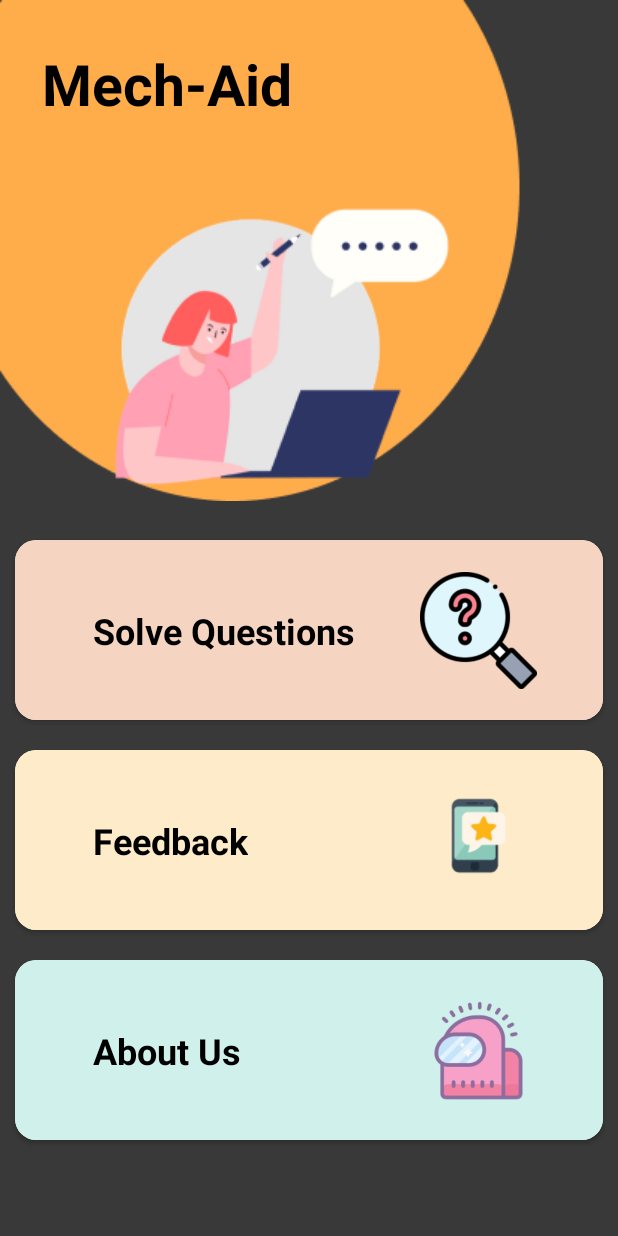
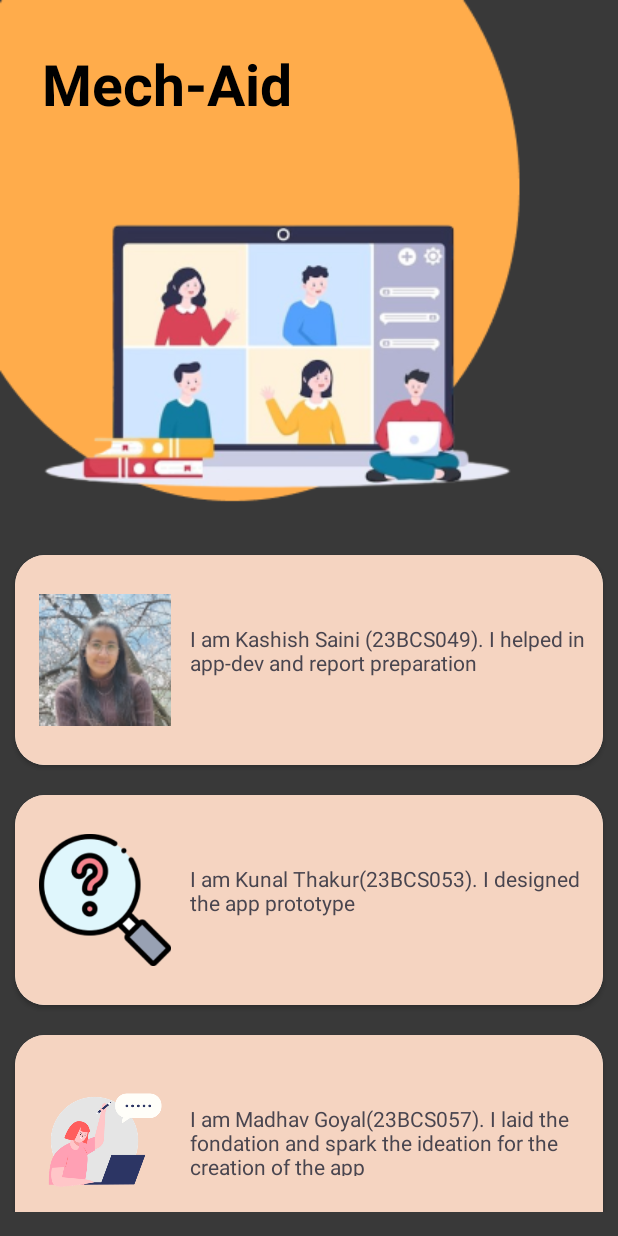
Before and after one commit to Dhai2910/MechAid, an Android app: the screen it shows after launch (MainActivity before the commit, About_Us_Activity after it), after a tap on "About Us", on a phone screen of 412 x 824 dp. Run offline under Robolectric (Android 15) with nearby library versions, the phone set to English and light mode, and no system bars.

Commit message:
Intial Commit

```diff
--- a/app/src/main/AndroidManifest.xml
+++ b/app/src/main/AndroidManifest.xml
@@ -12,6 +12,9 @@
         android:supportsRtl="true"
         android:theme="@style/Theme.MechanicalProject"
         tools:targetApi="31">
+        <activity
+            android:name=".About_Us_Activity"
+            android:exported="false" />
         <activity
             android:name=".Results"
             android:exported="false" />
--- /dev/null
+++ b/app/src/main/java/com/example/mechanicalproject/AboutAdapter.java
@@ -0,0 +1,56 @@
+package com.example.mechanicalproject;
+
+import android.view.LayoutInflater;
+import android.view.View;
+import android.view.ViewGroup;
+import android.widget.ImageView;
+import android.widget.TextView;
+
+import androidx.annotation.NonNull;
+import androidx.recyclerview.widget.RecyclerView;
+
+import java.util.List;
+
+public class AboutAdapter extends RecyclerView.Adapter<AboutAdapter.ViewHolder>{
+
+    private List<About_Us> aboutUsList;
+
+    public AboutAdapter(List<About_Us> aboutUsList) {
+        this.aboutUsList = aboutUsList;
+    }
+
+    @NonNull
+    @Override
+    public ViewHolder onCreateViewHolder(@NonNull ViewGroup parent, int viewType) {
+        View itemView = LayoutInflater.from(parent.getContext())
+                .inflate(R.layout.aboutus,parent,false);
+
+        return new ViewHolder(itemView);
+    }
+
+    @Override
+    public void onBindViewHolder(@NonNull ViewHolder holder, int position) {
+        About_Us aboutUs = aboutUsList.get(position);
+        holder.About.setText(aboutUs.About);
+        holder.image.setImageResource(aboutUs.image);
+    }
+
+    @Override
+    public int getItemCount() {
+        return aboutUsList.size();
+    }
+
+    public static class ViewHolder extends RecyclerView.ViewHolder{
+
+        TextView About;
+        ImageView image;
+        public ViewHolder(@NonNull View itemView) {
+            super(itemView);
+            About = itemView.findViewById(R.id.about);
+            image = itemView.findViewById(R.id.photo);
+        }
+
+
+    }
+
+}
--- /dev/null
+++ b/app/src/main/java/com/example/mechanicalproject/About_Us.java
@@ -0,0 +1,28 @@
+package com.example.mechanicalproject;
+
+public class About_Us {
+
+    String About;
+    int image;
+
+    public About_Us(String about, int image) {
+        About = about;
+        this.image = image;
+    }
+
+    public String getAbout() {
+        return About;
+    }
+
+    public void setAbout(String about) {
+        About = about;
+    }
+
+    public int getImage() {
+        return image;
+    }
+
+    public void setImage(int image) {
+        this.image = image;
+    }
+}
--- /dev/null
+++ b/app/src/main/java/com/example/mechanicalproject/About_Us_Activity.java
@@ -0,0 +1,55 @@
+package com.example.mechanicalproject;
+
+import android.os.Bundle;
+
+import androidx.activity.EdgeToEdge;
+import androidx.appcompat.app.AppCompatActivity;
+import androidx.core.graphics.Insets;
+import androidx.core.view.ViewCompat;
+import androidx.core.view.WindowInsetsCompat;
+import androidx.recyclerview.widget.LinearLayoutManager;
+import androidx.recyclerview.widget.RecyclerView;
+
+import java.util.ArrayList;
+import java.util.List;
+
+public class About_Us_Activity extends AppCompatActivity {
+
+    RecyclerView recyclerView;
+
+    List<About_Us> aboutUsList;
+
+    AboutAdapter aboutAdapter;
+
+    @Override
+    protected void onCreate(Bundle savedInstanceState) {
+        super.onCreate(savedInstanceState);
+        EdgeToEdge.enable(this);
+        setContentView(R.layout.activity_about_us);
+        ViewCompat.setOnApplyWindowInsetsListener(findViewById(R.id.main), (v, insets) -> {
+            Insets systemBars = insets.getInsets(WindowInsetsCompat.Type.systemBars());
+            v.setPadding(systemBars.left, systemBars.top, systemBars.right, systemBars.bottom);
+            return insets;
+        });
+
+        recyclerView = findViewById(R.id.recyclerView2);
+        LinearLayoutManager layoutManager = new LinearLayoutManager(this);
+        recyclerView.setLayoutManager(layoutManager);
+
+        aboutUsList = new ArrayList<>();
+
+        About_Us a1 = new About_Us("I am Kashish Saini (23BCS049). I helped in app-dev and report preparation",R.drawable.kashish);
+        About_Us a2 = new About_Us("I am Kunal Thakur(23BCS053). I designed the app prototype", R.drawable.img_2);
+        About_Us a3 = new About_Us("I am Madhav Goyal(23BCS057). I laid the fondation and spark the ideation for the creation of the app", R.drawable.img);
+
+        aboutUsList.add(a1);
+        aboutUsList.add(a2);
+        aboutUsList.add(a3);
+
+        aboutAdapter = new AboutAdapter(aboutUsList);
+
+        recyclerView.setAdapter(aboutAdapter);
+
+
+    }
+}
--- a/app/src/main/java/com/example/mechanicalproject/MainActivity.java
+++ b/app/src/main/java/com/example/mechanicalproject/MainActivity.java
@@ -71,6 +71,11 @@ public class MainActivity extends AppCompatActivity implements ItemClickListener
             Intent i = new Intent(Intent.ACTION_VIEW, feedback);
             startActivity(i);
         }
+
+        if(pos == 2){
+            Intent i = new Intent(this, About_Us_Activity.class);
+            startActivity(i);
+        }
     }
 
 }
--- a/app/src/main/java/com/example/mechanicalproject/Results.java
+++ b/app/src/main/java/com/example/mechanicalproject/Results.java
@@ -53,10 +53,12 @@ public class Results extends AppCompatActivity {
         XAxis xAxis = lineChart.getXAxis();
         xAxis.setPosition(XAxis.XAxisPosition.BOTTOM);
         xAxis.setAxisLineColor(R.color.black);
+        xAxis.setTextColor(R.color.white);
         xAxis.setAxisLineWidth(1f);
 
         YAxis yAxis = lineChart.getAxisLeft();
         yAxis.setAxisLineColor(R.color.black);
+        yAxis.setTextColor(R.color.white);
         yAxis.setAxisLineWidth(1f);
 
         List<Entry> entries = new ArrayList<>();
@@ -97,10 +99,12 @@ public class Results extends AppCompatActivity {
         XAxis xAxis2 = lineChart.getXAxis();
         xAxis2.setPosition(XAxis.XAxisPosition.BOTTOM);
         xAxis2.setAxisLineColor(R.color.black);
+        xAxis2.setTextColor(R.color.white);
         xAxis2.setAxisLineWidth(1f);
 
         YAxis yAxis2 = lineChart.getAxisLeft();
         yAxis2.setAxisLineColor(R.color.black);
+
         yAxis2.setAxisLineWidth(1f);
         List<Entry> entries1 = new ArrayList<>();
         if(loads[0][0] == b) {
--- /dev/null
+++ b/app/src/main/res/layout/aboutus.xml
@@ -0,0 +1,44 @@
+<?xml version="1.0" encoding="utf-8"?>
+<androidx.cardview.widget.CardView xmlns:android="http://schemas.android.com/apk/res/android"
+    xmlns:tools="http://schemas.android.com/tools"
+    android:layout_width="match_parent"
+    android:layout_height="140dp"
+    xmlns:app="http://schemas.android.com/apk/res-auto"
+    app:cardCornerRadius="20dp"
+    android:layout_margin="10dp"
+
+    >
+
+    <androidx.constraintlayout.widget.ConstraintLayout
+        android:layout_width="match_parent"
+        android:layout_height="match_parent"
+        android:background="@color/option1">
+
+        <ImageView
+            android:id="@+id/photo"
+            android:layout_width="88dp"
+            android:layout_height="88dp"
+            android:layout_marginStart="16dp"
+            android:layout_marginTop="26dp"
+            android:layout_marginBottom="26dp"
+            app:layout_constraintBottom_toBottomOf="parent"
+            app:layout_constraintStart_toStartOf="parent"
+            app:layout_constraintTop_toTopOf="parent" />
+
+        <TextView
+            android:id="@+id/about"
+            android:layout_width="263dp"
+            android:layout_height="48dp"
+            android:layout_marginStart="120dp"
+            android:layout_marginEnd="16dp"
+            android:text="nfkjnfjrefndsjncejnfuefefoheifhweifhdsionioencjenvureocsdocwnfenefjonsjlnejvnjvbdfjonjdsanvjebguorefvjndskjvsijbntuonvodfnjfnedjvnejvnvnfjnvjrevnirev"
+            app:layout_constraintBottom_toBottomOf="parent"
+            app:layout_constraintEnd_toEndOf="parent"
+            app:layout_constraintStart_toStartOf="parent"
+            app:layout_constraintTop_toTopOf="parent" />
+
+
+    </androidx.constraintlayout.widget.ConstraintLayout>
+
+
+</androidx.cardview.widget.CardView>
--- /dev/null
+++ b/app/src/main/res/layout/activity_about_us.xml
@@ -0,0 +1,45 @@
+<?xml version="1.0" encoding="utf-8"?>
+<androidx.constraintlayout.widget.ConstraintLayout xmlns:android="http://schemas.android.com/apk/res/android"
+    xmlns:app="http://schemas.android.com/apk/res-auto"
+    xmlns:tools="http://schemas.android.com/tools"
+    android:id="@+id/main"
+    android:layout_width="match_parent"
+    android:layout_height="match_parent"
+    android:background="#393939"
+    tools:context=".About_Us_Activity">
+
+    <ImageView
+        android:id="@+id/imageView4"
+        android:layout_width="wrap_content"
+        android:layout_height="wrap_content"
+        android:src="@drawable/header3"
+        app:layout_constraintStart_toStartOf="parent"
+        app:layout_constraintTop_toTopOf="parent" />
+
+    <TextView
+        android:id="@+id/textView"
+        android:layout_width="wrap_content"
+        android:layout_height="wrap_content"
+        android:layout_marginStart="28dp"
+        android:text="Mech-Aid"
+        android:textColor="@color/black"
+        android:textSize="38sp"
+        android:textStyle="bold"
+        app:layout_constraintBottom_toBottomOf="parent"
+        app:layout_constraintStart_toStartOf="parent"
+        app:layout_constraintTop_toTopOf="parent"
+        app:layout_constraintVertical_bias="0.039" />
+
+    <androidx.recyclerview.widget.RecyclerView
+        android:id="@+id/recyclerView2"
+        android:layout_width="0dp"
+        android:layout_height="0dp"
+        android:layout_marginTop="16dp"
+        android:layout_marginBottom="16dp"
+        app:layout_constraintBottom_toBottomOf="parent"
+        app:layout_constraintEnd_toEndOf="parent"
+        app:layout_constraintStart_toStartOf="parent"
+        app:layout_constraintTop_toBottomOf="@+id/imageView4" />
+
+
+</androidx.constraintlayout.widget.ConstraintLayout>
--- a/app/src/main/res/layout/activity_solve_questions2.xml
+++ b/app/src/main/res/layout/activity_solve_questions2.xml
@@ -77,6 +77,8 @@
         android:layout_height="40dp"
         android:layout_marginStart="32dp"
         android:background="@drawable/edit"
+        android:textColorHint="@color/black"
+        android:textColor="@color/black"
         android:hint="(in m)"
         android:padding="10dp"
         android:gravity="center"
@@ -148,6 +150,8 @@
         android:background="@drawable/edit2"
         android:gravity="center"
         android:hint="(in m)"
+        android:textColorHint="@color/black"
+        android:textColor="@color/black"
         app:layout_constraintBottom_toBottomOf="@+id/distance2"
         app:layout_constraintEnd_toEndOf="@+id/editText"
         app:layout_constraintStart_toStartOf="@+id/editText"
@@ -159,6 +163,8 @@
         android:layout_height="wrap_content"
         android:background="@drawable/edit2"
         android:gravity="center"
+        android:textColorHint="@color/black"
+        android:textColor="@color/black"
         android:hint="(in kN)"
         app:layout_constraintBottom_toBottomOf="@+id/textView7"
         app:layout_constraintEnd_toEndOf="@+id/distance"
--- a/app/src/main/res/layout/card_item_layout.xml
+++ b/app/src/main/res/layout/card_item_layout.xml
@@ -23,14 +23,16 @@
 
         <TextView
             android:id="@+id/text"
-            android:textStyle="bold"
             android:layout_width="wrap_content"
             android:layout_height="wrap_content"
             android:layout_marginStart="52dp"
             android:text="Text"
             android:textColor="@color/black"
             android:textSize="24sp"
+            android:textStyle="bold"
             app:layout_constraintBottom_toBottomOf="parent"
+            app:layout_constraintEnd_toStartOf="@+id/img"
+            app:layout_constraintHorizontal_bias="0.0"
             app:layout_constraintStart_toStartOf="parent"
             app:layout_constraintTop_toTopOf="parent" />
 
```
Also changed, not shown: app/src/main/res/drawable/header2.png (added), app/src/main/res/drawable/header3.png (added), app/src/main/res/drawable/kashish.png (added).
